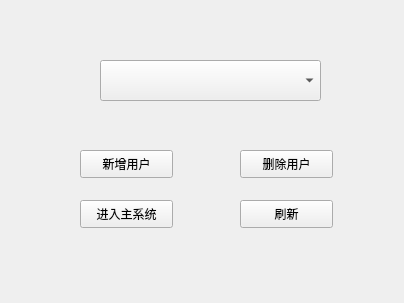
Qt form ctrl_admin.ui (425zekunwang/QtHomeWork) before a commit.
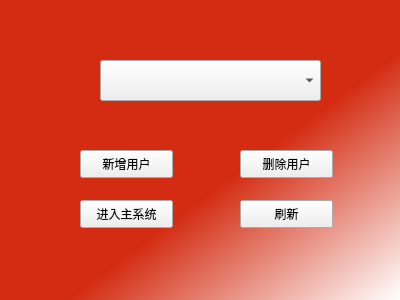
The same form after that commit.

```diff
--- a/ctrl_admin.ui
+++ b/ctrl_admin.ui
@@ -6,8 +6,8 @@
    <rect>
     <x>0</x>
     <y>0</y>
-    <width>404</width>
-    <height>303</height>
+    <width>400</width>
+    <height>300</height>
    </rect>
   </property>
   <property name="windowTitle">
@@ -75,6 +75,28 @@
     <string>刷新</string>
    </property>
   </widget>
+  <widget class="QLabel" name="label">
+   <property name="geometry">
+    <rect>
+     <x>0</x>
+     <y>0</y>
+     <width>400</width>
+     <height>300</height>
+    </rect>
+   </property>
+   <property name="styleSheet">
+    <string notr="true">background-color: qlineargradient(spread:reflect, x1:0, y1:0, x2:1, y2:1, stop:0.584211 rgba(211, 44, 18, 255), stop:1 rgba(255, 255, 255, 255));</string>
+   </property>
+   <property name="text">
+    <string/>
+   </property>
+  </widget>
+  <zorder>label</zorder>
+  <zorder>pushButton</zorder>
+  <zorder>pushButton_2</zorder>
+  <zorder>pushButton_3</zorder>
+  <zorder>comboBox</zorder>
+  <zorder>pushButton_4</zorder>
  </widget>
  <resources/>
  <connections/>
```
